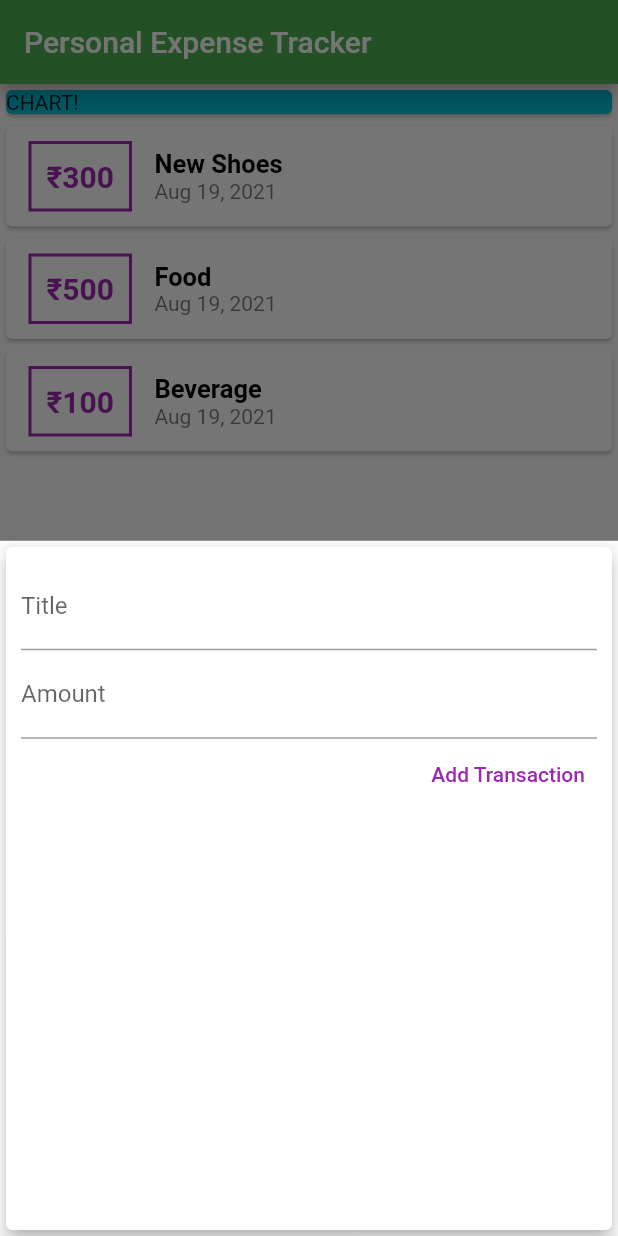
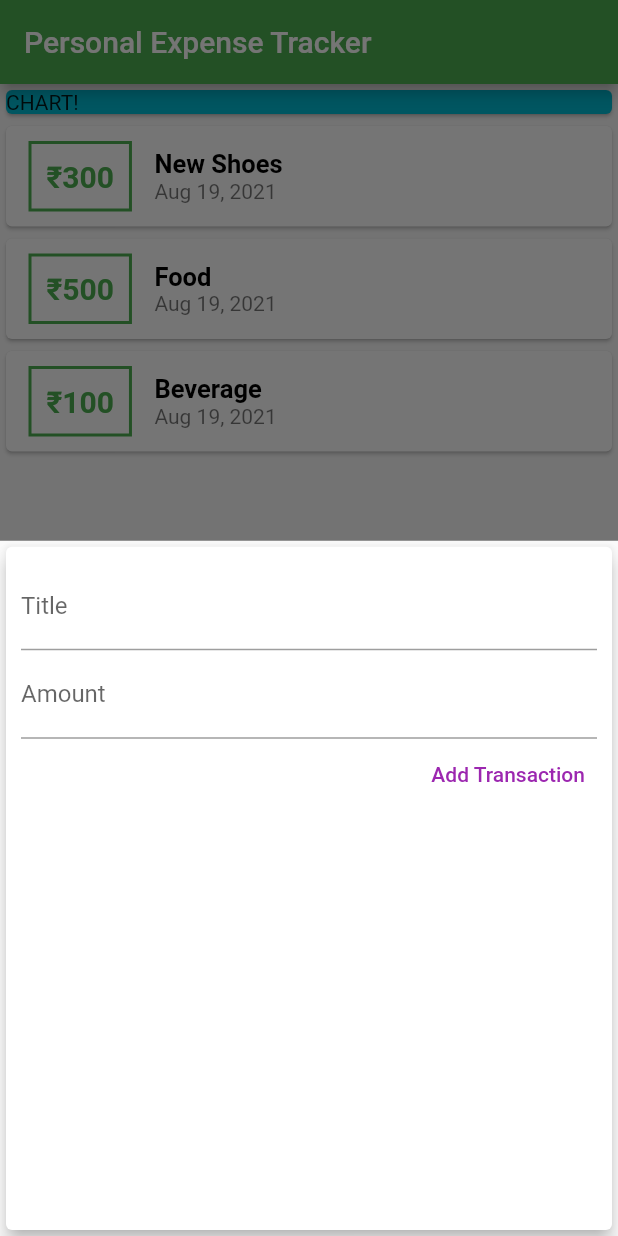
Before and after one commit to viswamvs/Personal-Expenses, a Flutter app: the screen it shows after launch, after a tap on the "add" icon, on a phone screen of 412 x 824 dp. Run offline on Flutter 3.47's test engine with Material 2 defaults, Android fonts, the phone set to English and light mode, and no system bars; Roboto replaces fonts that are missing (Times New Roman).

```diff
--- a/lib/widgets/new_transaction.dart
+++ b/lib/widgets/new_transaction.dart
@@ -1,21 +1,30 @@
 import 'package:flutter/material.dart';
 
-class NewTransaction extends StatelessWidget {
+class NewTransaction extends StatefulWidget {
   final Function newTx;
-  final titleController = TextEditingController();
-  final amountController = TextEditingController();
 
   NewTransaction(this.newTx);
+
+  @override
+  _NewTransactionState createState() => _NewTransactionState();
+}
+
+class _NewTransactionState extends State<NewTransaction> {
+  final titleController = TextEditingController();
+
+  final amountController = TextEditingController();
 
   void submitData() {
     final enteredTitle = titleController.text;
     final enteredAmount = int.parse(amountController.text);
 
     if (enteredTitle.isEmpty || enteredAmount <= 0) return;
-    newTx(
+    widget.newTx(
       enteredTitle,
       enteredAmount,
     );
+
+    Navigator.of(context).pop();
   }
 
   @override
--- a/lib/widgets/transaction_list.dart
+++ b/lib/widgets/transaction_list.dart
@@ -23,7 +23,7 @@ class TransactionList extends StatelessWidget {
                   decoration: BoxDecoration(
                     border: Border.all(
                       width: 2,
-                      color: Colors.purple,
+                      color: Theme.of(context).primaryColor,
                     ),
                   ),
                   child: Text(
@@ -31,7 +31,7 @@ class TransactionList extends StatelessWidget {
                     style: TextStyle(
                       fontFamily: "Times New Roman",
                       fontStyle: FontStyle.normal,
-                      color: Colors.purple,
+                      color: Theme.of(context).primaryColor,
                       fontSize: 20,
                       fontWeight: FontWeight.bold,
                     ),
```
